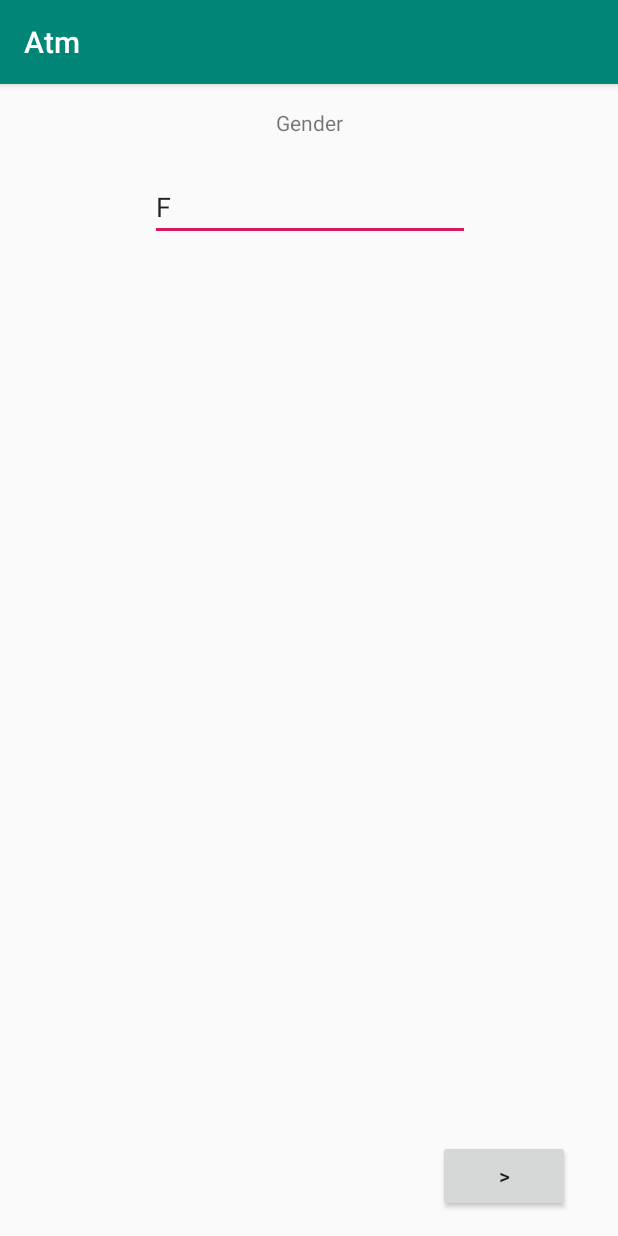
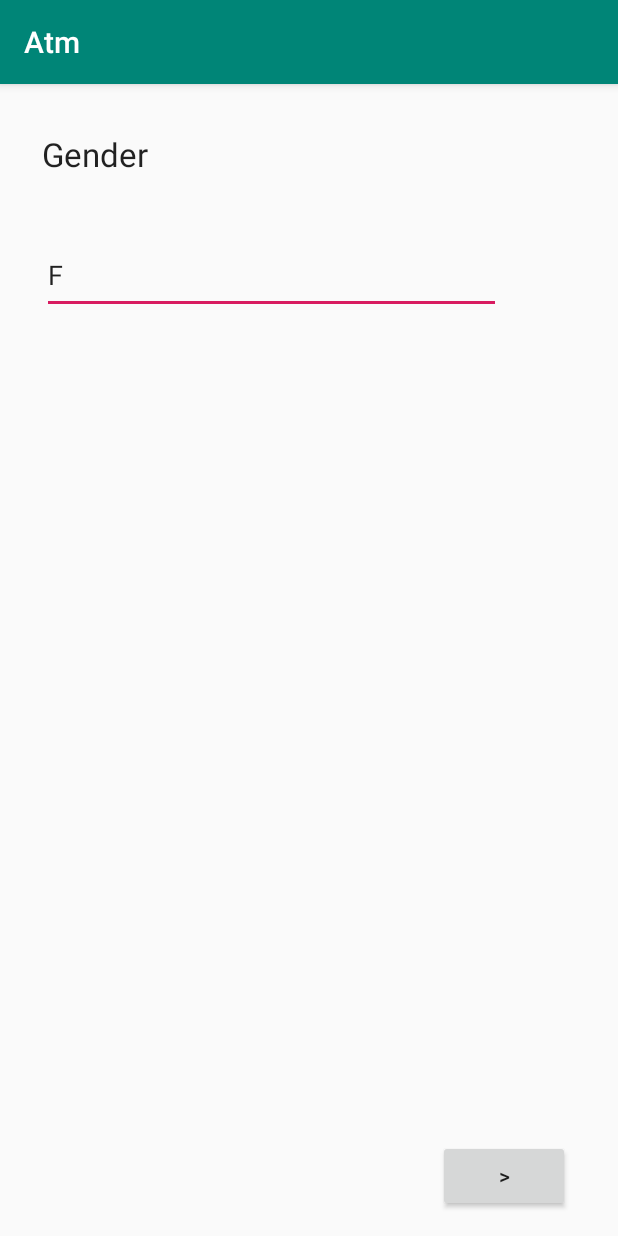
Before and after one commit to tt8871720/ATM, an Android app: the GenderActivity screen opened directly, with no data from a screen before it, on a phone screen of 412 x 824 dp. Run offline under Robolectric (Android 15) with nearby library versions, the phone set to English and light mode, and no system bars.

Commit message:
Login-Nickname-age-Gender-Main

```diff
--- a/app/src/main/java/com/two/atm/LoginActivity.java
+++ b/app/src/main/java/com/two/atm/LoginActivity.java
@@ -21,9 +21,6 @@ public class LoginActivity extends AppCompatActivity {
         String uid = getSharedPreferences("Atm" , MODE_PRIVATE)
                 .getString("USERNAME" , " ");//" "為空字串
         edusername.setText(uid);
-
-//        EditText edUserid = findViewById(R.id.ed_userid);
-//        edUserid.setText(getSharedPreferences("atm" , MODE_PRIVATE).getString("USERID" , ""));
     }
     public void login(View view){
                  //變數名稱                                            //id
--- a/app/src/main/java/com/two/atm/MainActivity.java
+++ b/app/src/main/java/com/two/atm/MainActivity.java
@@ -22,9 +22,11 @@ public class MainActivity extends AppCompatActivity {
     protected void onActivityResult(int requestCode, int resultCode, Intent data) {
         super.onActivityResult(requestCode, resultCode, data);
         if(requestCode == RC_LOGIN){
-            if(resultCode == RESULT_OK){
+            if(resultCode != RESULT_OK){
+                finish();
             }else {
-                finish();
+           Intent nickname = new Intent(this , NicknameActivity.class);
+           startActivity(nickname);
             }
         }
     }
--- a/app/src/main/java/com/two/atm/NicknameActivity.java
+++ b/app/src/main/java/com/two/atm/NicknameActivity.java
@@ -9,16 +9,18 @@ import android.widget.EditText;
 
 public class NicknameActivity extends AppCompatActivity {
 
+    private EditText ednickname;
+
     @Override
     protected void onCreate(Bundle savedInstanceState) {
         super.onCreate(savedInstanceState);
         setContentView(R.layout.activity_nickname);
     }
     public void next(View view){
-        EditText ednickname = findViewById(R.id.ed_nickname);
+        ednickname = findViewById(R.id.ed_nickname);
         String nickname = ednickname.getText().toString();
         getSharedPreferences("user" , MODE_PRIVATE)
-        .edit().putString("user" , nickname)
+        .edit().putString("NICKNAME" , nickname)
         .apply();
         Intent age = new Intent(this , AgeActivity.class);
         startActivity(age);
--- a/app/src/main/res/layout/activity_gender.xml
+++ b/app/src/main/res/layout/activity_gender.xml
@@ -8,33 +8,25 @@
 
     <TextView
         android:id="@+id/textView4"
-        android:layout_width="wrap_content"
-        android:layout_height="wrap_content"
-        android:layout_marginEnd="8dp"
-        android:layout_marginLeft="8dp"
-        android:layout_marginRight="8dp"
-        android:layout_marginStart="8dp"
-        android:layout_marginTop="16dp"
+        android:layout_width="307dp"
+        android:layout_height="53dp"
+        android:layout_marginStart="28dp"
+        android:layout_marginLeft="28dp"
+        android:layout_marginTop="32dp"
         android:text="Gender"
-        app:layout_constraintEnd_toEndOf="parent"
+        android:textAppearance="@android:style/TextAppearance.DeviceDefault.Large"
         app:layout_constraintStart_toStartOf="parent"
         app:layout_constraintTop_toTopOf="parent" />
 
     <EditText
         android:id="@+id/ed_gender"
-        android:layout_width="wrap_content"
-        android:layout_height="wrap_content"
-        android:layout_marginEnd="8dp"
-        android:layout_marginLeft="8dp"
-        android:layout_marginRight="8dp"
-        android:layout_marginStart="8dp"
-        android:layout_marginTop="24dp"
+        android:layout_width="306dp"
+        android:layout_height="52dp"
+        android:layout_marginTop="16dp"
         android:ems="10"
         android:inputType="textPersonName"
         android:text="F"
-        app:layout_constraintEnd_toEndOf="parent"
-        app:layout_constraintHorizontal_bias="0.503"
-        app:layout_constraintStart_toStartOf="parent"
+        app:layout_constraintStart_toStartOf="@+id/textView4"
         app:layout_constraintTop_toBottomOf="@+id/textView4" />
 
     <Button
--- a/app/src/main/res/layout/activity_login.xml
+++ b/app/src/main/res/layout/activity_login.xml
@@ -74,4 +74,5 @@
         android:textAppearance="@android:style/TextAppearance.Material.Large"
         app:layout_constraintStart_toStartOf="@+id/button"
         app:layout_constraintTop_toBottomOf="@+id/button" />
+
 </android.support.constraint.ConstraintLayout>
```
Also changed, not shown: app/src/main/java/com/two/atm/AgeActivity.java (+15 -0 lines), app/src/main/java/com/two/atm/GenderActivity.java (+17 -0 lines), app/src/main/res/layout/activity_age.xml (+13 -20 lines), app/src/main/res/layout/activity_nickname.xml (+6 -5 lines).
